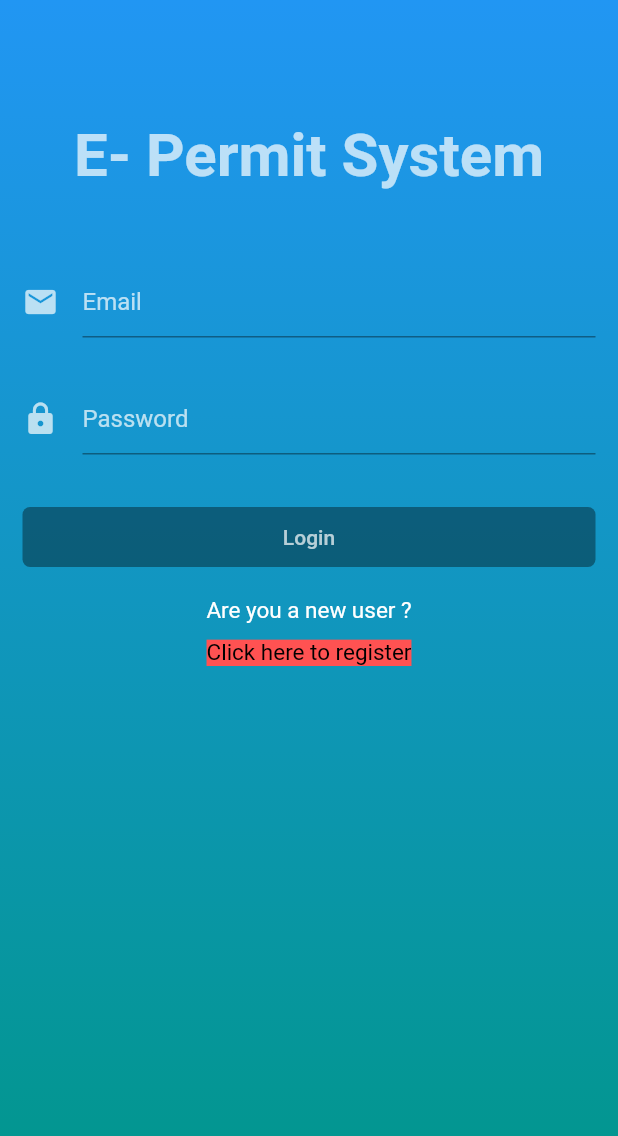
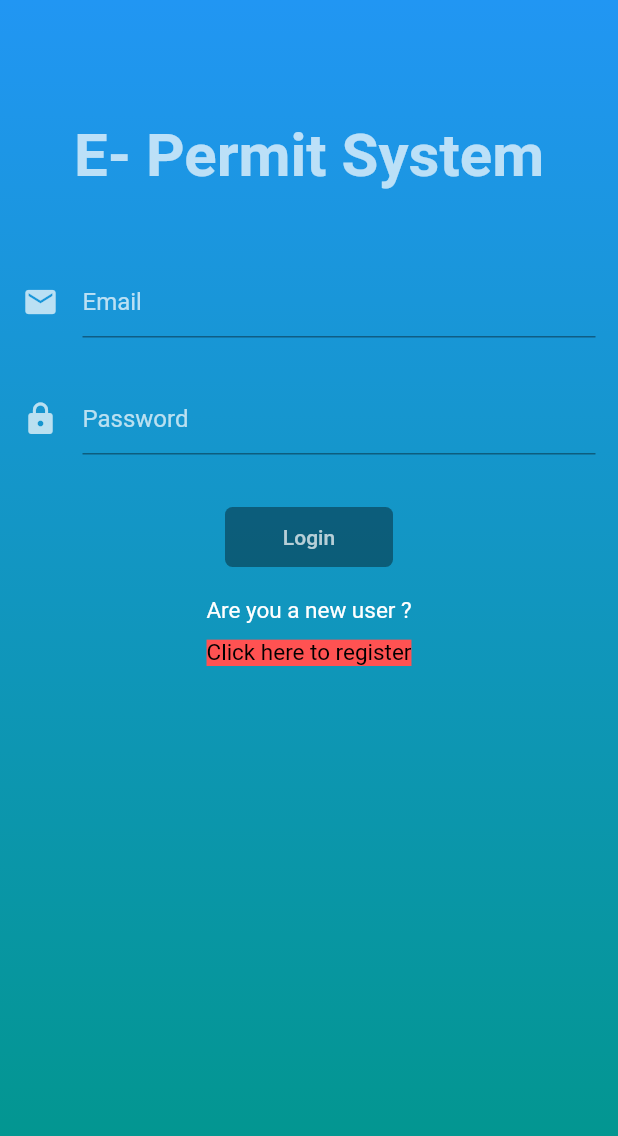
Before and after one commit to ajmalhinas/flutterTry, a Flutter app: the screen it shows after launch, on a phone screen of 412 x 824 dp. Shown: the top 1136 px of the screen. Run offline on Flutter 3.47's test engine with Material 2 defaults, Android fonts, the phone set to English and light mode, and no system bars; our stand-ins replace shared_preferences.

```diff
--- a/lib/login.dart
+++ b/lib/login.dart
@@ -94,7 +94,7 @@ class _LoginPageState extends State<LoginPage> {
     return Container(
       width: MediaQuery.of(context).size.width,
       height: 40.0,
-      padding: EdgeInsets.symmetric(horizontal: 15.0),
+      padding: EdgeInsets.symmetric(horizontal: 150.0),
       margin: EdgeInsets.only(top: 15.0),
       child: RaisedButton(
         onPressed: emailController.text == "" || passwordController.text == "" ? null : () {
--- a/pubspec.yaml
+++ b/pubspec.yaml
@@ -20,7 +20,7 @@ dependencies:
   flutter:
     sdk: flutter
   http: any
-  url_launcher: ^5.4.0    # Good, any 5.4.x version where x >= 0 works.
+  url_launcher: any    # Good, any 5.4.x version where x >= 0 works.
   flutter_linkify: ^3.1.3
   shared_preferences: any
 
```
